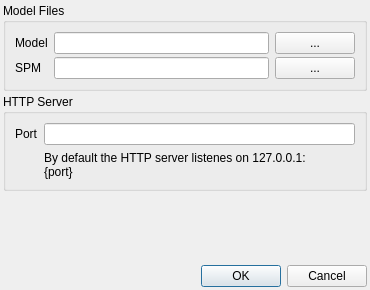
locaal-ai/obs-polyglot, file src/ui/settingsdialog.ui: the form before one commit.
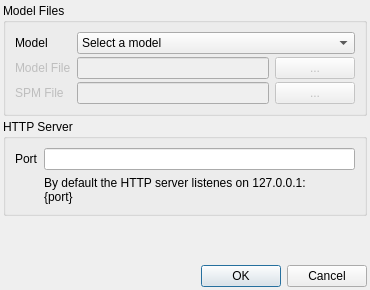
The form after the commit.

```diff
--- a/src/ui/settingsdialog.ui
+++ b/src/ui/settingsdialog.ui
@@ -47,14 +47,17 @@
       <property name="verticalSpacing">
        <number>3</number>
       </property>
-      <item row="0" column="0">
+      <item row="1" column="0">
        <widget class="QLabel" name="label_3">
+        <property name="enabled">
+         <bool>false</bool>
+        </property>
         <property name="text">
-         <string>Model</string>
+         <string>Model File</string>
         </property>
        </widget>
       </item>
-      <item row="0" column="1">
+      <item row="1" column="1">
        <widget class="QWidget" name="widget" native="true">
         <layout class="QHBoxLayout" name="horizontalLayout">
          <property name="spacing">
@@ -73,10 +76,17 @@
           <number>0</number>
          </property>
          <item>
-          <widget class="QLineEdit" name="modelFile"/>
+          <widget class="QLineEdit" name="modelFile">
+           <property name="enabled">
+            <bool>false</bool>
+           </property>
+          </widget>
          </item>
          <item>
           <widget class="QPushButton" name="modelFileBtn">
+           <property name="enabled">
+            <bool>false</bool>
+           </property>
            <property name="sizePolicy">
             <sizepolicy hsizetype="Minimum" vsizetype="Fixed">
              <horstretch>0</horstretch>
@@ -91,14 +101,17 @@
         </layout>
        </widget>
       </item>
-      <item row="1" column="0">
+      <item row="2" column="0">
        <widget class="QLabel" name="label_4">
+        <property name="enabled">
+         <bool>false</bool>
+        </property>
         <property name="text">
-         <string>SPM</string>
+         <string>SPM File</string>
         </property>
        </widget>
       </item>
-      <item row="1" column="1">
+      <item row="2" column="1">
        <widget class="QWidget" name="widget_2" native="true">
         <layout class="QHBoxLayout" name="horizontalLayout_2">
          <property name="spacing">
@@ -117,10 +130,17 @@
           <number>0</number>
          </property>
          <item>
-          <widget class="QLineEdit" name="spmFile"/>
+          <widget class="QLineEdit" name="spmFile">
+           <property name="enabled">
+            <bool>false</bool>
+           </property>
+          </widget>
          </item>
          <item>
           <widget class="QPushButton" name="spmFileBtn">
+           <property name="enabled">
+            <bool>false</bool>
+           </property>
            <property name="text">
             <string>...</string>
            </property>
@@ -129,6 +149,33 @@
         </layout>
        </widget>
       </item>
+      <item row="0" column="1">
+       <widget class="QComboBox" name="comboBox_modelSelection">
+        <property name="sizePolicy">
+         <sizepolicy hsizetype="Expanding" vsizetype="Fixed">
+          <horstretch>0</horstretch>
+          <verstretch>0</verstretch>
+         </sizepolicy>
+        </property>
+        <item>
+         <property name="text">
+          <string>Select a model</string>
+         </property>
+        </item>
+        <item>
+         <property name="text">
+          <string>Custom (Files)</string>
+         </property>
+        </item>
+       </widget>
+      </item>
+      <item row="0" column="0">
+       <widget class="QLabel" name="label_5">
+        <property name="text">
+         <string>Model</string>
+        </property>
+       </widget>
+      </item>
      </layout>
     </widget>
    </item>
```
